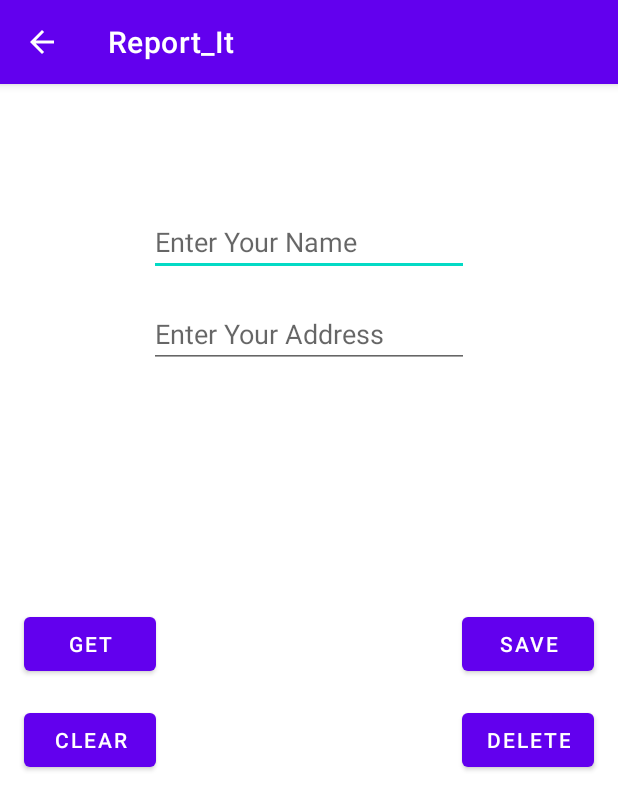
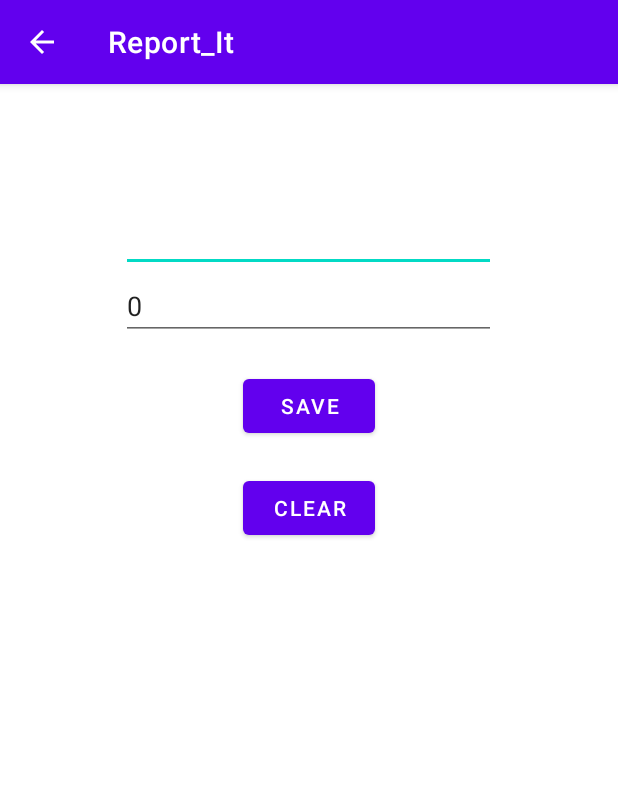
Before and after one commit to scotty9000/FixedEmail, an Android app: the EditActivity screen opened directly, with no data from a screen before it, on a phone screen of 412 x 824 dp. Shown: the top 810 px of the screen. Run offline under Robolectric (Android 15) with nearby library versions, the phone set to English and light mode, and no system bars; our stand-ins replace data binding.

Commit message:
2 button shared preferences demo in 2nd activity via EDIT button - works

```diff
--- a/app/src/main/java/com/example/report_it/EditActivity.kt
+++ b/app/src/main/java/com/example/report_it/EditActivity.kt
@@ -4,54 +4,64 @@ import android.content.Context
 import androidx.appcompat.app.AppCompatActivity
 import android.os.Bundle
 import android.util.Log
+import android.view.View
 import android.widget.EditText
 import android.widget.TextView
 import android.widget.Toast
+import androidx.databinding.DataBindingUtil
+import com.example.report_it.databinding.ActivityEditBinding
 
 class EditActivity : AppCompatActivity() {
+    private lateinit var binding: ActivityEditBinding
+
     override fun onCreate(savedInstanceState: Bundle?) {
         super.onCreate(savedInstanceState)
-        setContentView(R.layout.activity_edit)
+        binding = DataBindingUtil.setContentView(this, R.layout.activity_edit)
+        //setContentView(R.layout.activity_edit)
 
         // Get the Intent that started this activity and extract the string
         val message = intent.getStringExtra(EXTRA_MESSAGE)
         Log.d("EditActivity", "message =" + message.toString())
         // Capture the layout's TextView and set the string as its text
-        val textView = findViewById<TextView>(R.id.textView).apply {
-            text = message
+        //val textView = findViewById<TextView>(R.id.textView).apply {
+            //text = message
 
-        // Shared Preference
-        val etname = findViewById<EditText>(R.id.name)
-        val etaddress = findViewById<EditText>(R.id.address)
-        val save = findViewById<EditText>(R.id.saveButton)
-        val get = findViewById<EditText>(R.id.getButton)
-        val clear = findViewById<EditText>(R.id.clearButton)
-        val delete = findViewById<EditText>(R.id.deleteButton)
-        val sharedPref = getSharedPreferences("addName", Context.MODE_PRIVATE)
-        var edit = sharedPref.edit()
+        // create shared preferences file
+        val pref = getPreferences(Context.MODE_PRIVATE)
+        val name = pref.getString("NAME", "")
+        val id = pref.getInt("ID", 0)
+        binding.editName.setText(name)
+        binding.editID.setText(id.toString())
 
-        save.setOnClickListener{
-            edit.putString("name",etname.text.toString())
-            edit.putString("address",etaddress.text.toString())
-            edit.commit()
-            Toast.makeText(this@EditActivity,"data saved", Toast.LENGTH_SHORT).show()
-        }
 
-        get.setOnClickListener{
-            val name = sharedPref.getString("name", "default value")
-            val address = sharedPref.getString("address", "default value")
-            Toast.makeText(this@EditActivity,name+"  address: "+address, Toast.LENGTH_SHORT).show()
-        }
 
-        clear.setOnClickListener{
-            edit.remove("address")
-            edit.commit()
-        }
-        delete.setOnClickListener{
-            edit.clear()
-            edit.commit()
-        }
+       // }
 
-        }
+
+    }
+
+    fun onClear(view: View) {
+        // clear name & ID
+        val pref = getPreferences(Context.MODE_PRIVATE)
+        val editor = pref.edit()
+        editor.clear()
+        editor.commit()
+
+        binding.editID.setText("0")
+        binding.editName.setText("")
+    }
+
+    // create a shared preferences file
+    // and save name and ID as values/pairs in file
+    fun onSave(view: View) {
+        // save name & ID
+        val pref = getPreferences(Context.MODE_PRIVATE)
+        val editor = pref.edit()
+        editor.putString("NAME", binding.editName.text.toString())
+        editor.putInt("ID", binding.editID.text.toString().toInt())
+        editor.commit()
+        val toast = Toast.makeText(applicationContext, "saved", Toast.LENGTH_LONG)
+        toast.show()
+
     }
 }
--- a/app/src/main/res/layout/activity_edit.xml
+++ b/app/src/main/res/layout/activity_edit.xml
@@ -1,84 +1,50 @@
 <?xml version="1.0" encoding="utf-8"?>
-<androidx.constraintlayout.widget.ConstraintLayout xmlns:android="http://schemas.android.com/apk/res/android"
-    xmlns:app="http://schemas.android.com/apk/res-auto"
-    xmlns:tools="http://schemas.android.com/tools"
-    android:layout_width="match_parent"
-    android:layout_height="match_parent"
-    tools:context=".EditActivity">
 
-    <TextView
-        android:id="@+id/textView"
-        android:layout_width="wrap_content"
-        android:layout_height="wrap_content"
-        android:layout_marginTop="48dp"
-        android:text="TextView"
-        app:layout_constraintEnd_toEndOf="parent"
-        app:layout_constraintHorizontal_bias="0.498"
-        app:layout_constraintStart_toStartOf="parent"
-        app:layout_constraintTop_toTopOf="parent" />
+<layout xmlns:tools="http://schemas.android.com/tools"
+    xmlns:android="http://schemas.android.com/apk/res/android"
+    xmlns:app="http://schemas.android.com/apk/res-auto">
 
-    <Button
-        android:id="@+id/saveButton"
-        android:layout_width="wrap_content"
-        android:layout_height="wrap_content"
-        android:layout_marginTop="160dp"
-        android:layout_marginEnd="16dp"
-        android:text="@string/save"
-        app:layout_constraintEnd_toEndOf="parent"
-        app:layout_constraintTop_toBottomOf="@+id/address" />
+    <androidx.constraintlayout.widget.ConstraintLayout
+        android:layout_width="match_parent"
+        android:layout_height="match_parent"
+        tools:context=".EditActivity">
 
-    <Button
-        android:id="@+id/getButton"
-        android:layout_width="wrap_content"
-        android:layout_height="wrap_content"
-        android:layout_marginStart="16dp"
-        android:layout_marginTop="160dp"
-        android:text="@string/get"
-        app:layout_constraintStart_toStartOf="parent"
-        app:layout_constraintTop_toBottomOf="@+id/address" />
 
-    <Button
-        android:id="@+id/clearButton"
-        android:layout_width="wrap_content"
-        android:layout_height="wrap_content"
-        android:layout_marginStart="16dp"
-        android:layout_marginTop="16dp"
-        android:text="@string/clear"
-        app:layout_constraintStart_toStartOf="parent"
-        app:layout_constraintTop_toBottomOf="@+id/getButton" />
+        <LinearLayout
+            android:layout_width="match_parent"
+            android:layout_height="match_parent"
+            android:gravity="center_horizontal"
+            android:orientation="vertical">
 
-    <Button
-        android:id="@+id/deleteButton"
-        android:layout_width="wrap_content"
-        android:layout_height="wrap_content"
-        android:layout_marginTop="16dp"
-        android:layout_marginEnd="16dp"
-        android:text="@string/delete"
-        app:layout_constraintEnd_toEndOf="parent"
-        app:layout_constraintTop_toBottomOf="@+id/saveButton" />
+            <EditText
+                android:id="@+id/editName"
+                android:layout_width="250dp"
+                android:layout_height="wrap_content"
+                android:ems="10"
+                android:inputType="textPersonName"
+                android:text="Name"
+                android:layout_marginTop="80dp"/>
 
-    <EditText
-        android:id="@+id/name"
-        android:layout_width="wrap_content"
-        android:layout_height="wrap_content"
-        android:layout_marginTop="15dp"
-        android:ems="10"
-        android:inputType="textPersonName"
-        android:hint="Enter Your Name"
-        app:layout_constraintEnd_toEndOf="parent"
-        app:layout_constraintStart_toStartOf="parent"
-        app:layout_constraintTop_toBottomOf="@+id/textView" />
+            <EditText
+                android:id="@+id/editID"
+                android:layout_width="250dp"
+                android:layout_height="wrap_content"
+                android:ems="10"
+                android:inputType="number" />
 
-    <EditText
-        android:id="@+id/address"
-        android:layout_width="wrap_content"
-        android:layout_height="wrap_content"
-        android:layout_marginTop="16dp"
-        android:ems="10"
-        android:inputType="textPersonName"
-        android:hint="Enter Your Address"
-        app:layout_constraintEnd_toEndOf="parent"
-        app:layout_constraintStart_toStartOf="parent"
-        app:layout_constraintTop_toBottomOf="@+id/name" />
+            <Button
+                android:layout_width="wrap_content"
+                android:layout_height="wrap_content"
+                android:layout_marginTop="20dp"
+                android:onClick="onSave"
+                android:text="SAVE" />
 
-</androidx.constraintlayout.widget.ConstraintLayout>
+            <Button
+                android:layout_width="wrap_content"
+                android:layout_height="wrap_content"
+                android:layout_marginTop="20dp"
+                android:onClick="onClear"
+                android:text="CLEAR" />
+        </LinearLayout>
+    </androidx.constraintlayout.widget.ConstraintLayout>
+</layout>
```
